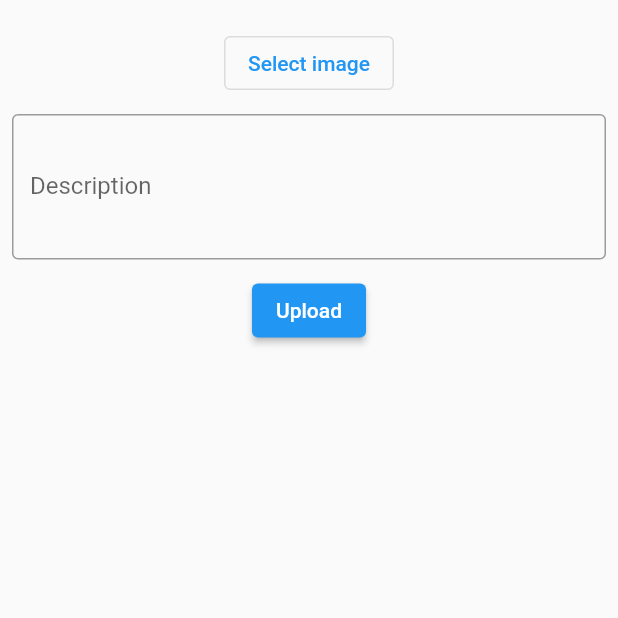
After one commit to Deepikaumesh/Flutter_xampp_all_crud, a Flutter app: the screen it shows once a user with an empty profile is signed in, after a tap on "image send display", on a phone screen of 412 x 824 dp, the top half of it. The commit adds this screen. Run offline on Flutter 3.47's test engine with Material 2 defaults, Android fonts, the phone set to English and light mode, and no system bars; our stand-ins replace cloud_firestore, file_picker, firebase_auth, firebase_core, firebase_storage, fluttertoast and 6 more; missing offline and left inert: flutter_appavailability; accounts and stored records are empty.

Commit message:
firebase upload image

```diff
--- /dev/null
+++ b/lib/Image_send_and _Display/image_send_and _display.dart
@@ -0,0 +1,134 @@
+import 'dart:io';
+
+import 'package:cloud_firestore/cloud_firestore.dart';
+import 'package:file_picker/file_picker.dart';
+import 'package:firebase_storage/firebase_storage.dart';
+import 'package:flutter/cupertino.dart';
+import 'package:flutter/material.dart';
+import 'package:image_picker/image_picker.dart';
+
+class image_send_and_display extends StatefulWidget {
+  const image_send_and_display({Key? key}) : super(key: key);
+
+  @override
+  _image_send_and_displayState createState() => _image_send_and_displayState();
+}
+
+class _image_send_and_displayState extends State<image_send_and_display> {
+  String imageName = '';
+  XFile? imagePath;
+  final ImagePicker _picker = ImagePicker();
+  var descriptioncontroller = new TextEditingController();
+  FirebaseFirestore firestoreRef = FirebaseFirestore.instance;
+  FirebaseStorage storageRef = FirebaseStorage.instance;
+  String collectionName = "Image";
+  bool isLoading =false;
+
+  @override
+  void initState() {
+    // TODO: implement initState
+    descriptioncontroller = TextEditingController();
+    super.initState();
+  }
+
+  @override
+  Widget build(BuildContext context) {
+    return Scaffold(
+      body: SafeArea(
+        child: Padding(
+          padding: const EdgeInsets.all(8.0),
+          child: isLoading ? Center(child: CircularProgressIndicator()):
+
+          Column(
+            children: [
+              imageName == '' ? Container() : Text("${imageName}"),
+              SizedBox(
+                height: 10,
+              ),
+              OutlinedButton(
+                  onPressed: () {
+                    setState(() {
+                      imagePicker();
+                    });
+                  },
+                  child: Text("Select image")),
+              SizedBox(
+                height: 10,
+              ),
+              TextFormField(
+                minLines: 3,
+                maxLines: 5,
+                decoration: InputDecoration(
+                    labelText: "Description", border: OutlineInputBorder()),
+              ),
+              SizedBox(
+                height: 10,
+              ),
+              ElevatedButton(
+                  onPressed: () {
+                    //upload function
+                    setState(() {
+                      _uploadImage();
+                    });
+                  },
+                  child: Text("Upload")),
+            ],
+          ),
+        ),
+      ),
+    );
+  }
+
+  _uploadImage() async {
+    setState(() {
+      isLoading =true;
+
+    });
+    var uniquekey = firestoreRef.collection(collectionName);
+    String uploadfilename =
+        DateTime.now().millisecondsSinceEpoch.toString() + '.jpg';
+    Reference reference = storageRef.ref().child(collectionName);
+    UploadTask uploadtask = reference.putFile(File(imagePath!.path));
+    uploadtask.snapshotEvents.listen((event) {
+      print(event.bytesTransferred.toString() +
+          "\t" +
+          event.totalBytes.toString());
+    });
+
+    await uploadtask.whenComplete(() async {
+      var uploadpath = await uploadtask.snapshot.ref.getDownloadURL();
+
+      //now here will insert record inside database url
+      if (uploadpath.isNotEmpty) {
+        firestoreRef.collection(collectionName).doc(uniquekey.id).set({
+          "description": descriptioncontroller.text,
+          "image": uploadpath
+        }).then((value) => showMessage("Record inserted"));
+      } else {
+        showMessage("Something while upading image");
+      }
+      setState(() {
+        isLoading =false;
+      });
+    });
+  }
+
+  showMessage(String msg) {
+    ScaffoldMessenger.of(context).showSnackBar(SnackBar(
+      content: Text(msg),
+      duration: const Duration(seconds: 3),
+    ));
+  }
+
+  imagePicker() async {
+    final XFile? image = await _picker.pickImage(source: ImageSource.gallery);
+    if (image != null) {
+      setState(() {
+        imagePath = image;
+        imageName = image.name.toString();
+
+        descriptioncontroller.text = 'hello';
+      });
+    }
+  }
+}
--- a/lib/flutter firebase Authentication/Home_Page_AA.dart
+++ b/lib/flutter firebase Authentication/Home_Page_AA.dart
@@ -6,8 +6,10 @@ import 'package:flutter/material.dart';
 import 'package:flutter/services.dart';
 import 'package:flutter_xampp_crud/flutter%20firebase%20Authentication/phone.dart';
 
+
 import '../Firebase_File_Display/Firebase_File_display.dart';
 import '../Firebase_File_upload/Firebase_file_upload_main_Page.dart';
+import '../Image_send_and _Display/image_send_and _display.dart';
 import 'SignIn_Page.dart';
 import 'package:flutter_appavailability/flutter_appavailability.dart';
 
@@ -132,6 +134,22 @@ SizedBox(height: 30,),
                 child: Text("File Display",style: TextStyle(fontSize: 15,color: Colors.red.shade900,),)),
           ),
 
+          SizedBox(height: 30,),
+          Center(
+            child: InkWell(
+                onTap: (){
+
+                  Navigator.push(
+                      context,
+                      MaterialPageRoute(
+                          builder: (Buildcontext) => image_send_and_display()));
+                },
+                child: Text("image send display ",style: TextStyle(fontSize: 15,color: Colors.red.shade900,),)),
+          ),
+
+
+
+
 
 
         ],
```
